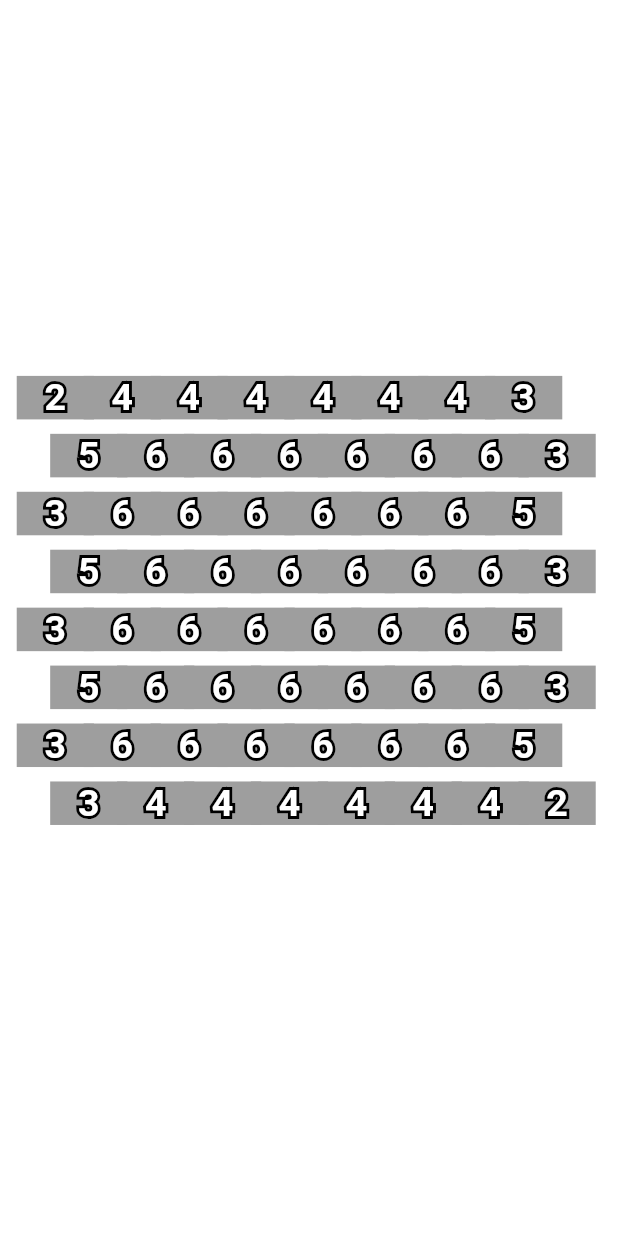
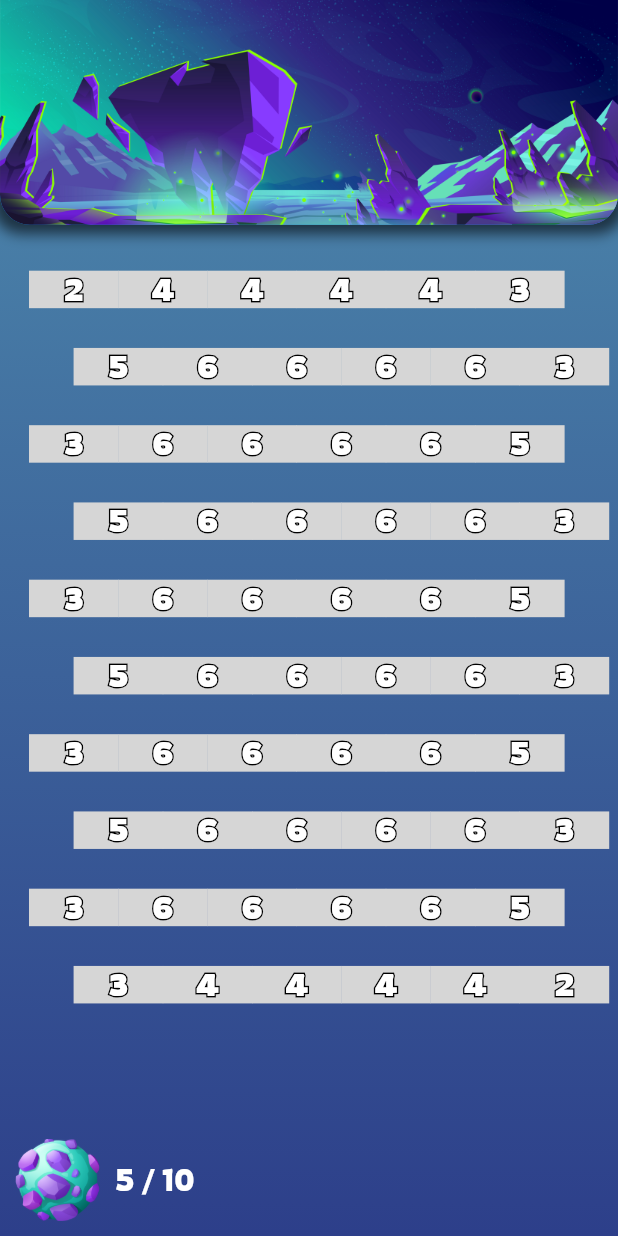
Before and after one commit to Sibrox/HexagonGlass, a Flutter app: the screen it shows after launch, after a tap on "Infinity", on a phone screen of 412 x 824 dp. Run offline on Flutter 3.47's test engine with Material 2 defaults, Android fonts, the phone set to English and light mode, and no system bars; missing offline and left inert: flutter_polygon.

Commit message:
Added sample for Level screen and some resources

```diff
--- a/lib/core/hexagon_core.dart
+++ b/lib/core/hexagon_core.dart
@@ -1,5 +1,6 @@
 import "dart:io";
 import 'dart:math';
+
 
 enum ButtonColor { color_1, color_2, noColor }
 
@@ -76,6 +77,7 @@ class HexagonGame {
       }
     }
   }
+
 
   bool checkRange(int i, int j) {
     return i >= 0 && j >= 0 && i < gameGrid.length && j < gameGrid[0].length;
--- a/lib/screens/home.dart
+++ b/lib/screens/home.dart
@@ -1,12 +1,13 @@
 import 'package:flutter/material.dart';
 import 'package:hexagon_glass/core/hexagon_core.dart';
+import 'package:hexagon_glass/screens/level.dart';
 import 'package:hexagon_glass/widgets/planet_list_view.dart';
 
 import '../widgets/hexagon_grid.dart';
 
 class HomePage extends StatelessWidget {
 
-  HexagonGame hexagonGrid = HexagonGame.create(8,8);
+
   @override
   Widget build(BuildContext context) {
     return Center(
@@ -22,7 +23,7 @@ class HomePage extends StatelessWidget {
               onTap:() {
                 Navigator.push(context,
                   MaterialPageRoute(builder: (context) =>
-                     Grid(gameGrid: hexagonGrid)
+                    Level()
                   )
                 );
               },
--- a/lib/screens/level.dart
+++ b/lib/screens/level.dart
@@ -1,12 +1,76 @@
 import 'package:flutter/material.dart';
 
+import '../core/hexagon_core.dart';
+import '../widgets/hexagon_grid.dart';
+
 class Level extends StatelessWidget {
-  const Level({Key? key}) : super(key: key);
+  Level({Key? key}) : super(key: key);
 
+  HexagonGame hexagonGrid = HexagonGame.create(6,10);
+  var level = "PRova";
+  // 070A4D
+  // 4690C1
   @override
   Widget build(BuildContext context) {
     return Container(
-      child: Container(),
+      decoration: const BoxDecoration(
+          gradient: LinearGradient(
+            begin: Alignment.topCenter,
+            end: Alignment.bottomCenter,
+            colors: [
+              Color(0xFF4E8CAD),
+              Color(0xFF2D3F8A),
+            ],
+          )
+      ),
+      child:       Column(
+        children: [
+          Flexible(
+              flex: 2,
+              child:
+              Container(
+                decoration: BoxDecoration(
+                  color: Colors.blue,
+                  borderRadius: BorderRadius.only(bottomLeft: Radius.circular(20), bottomRight: Radius.circular(20),),
+                  image: const DecorationImage(
+                      image: AssetImage("images/dino_background.jpg"),
+                      fit: BoxFit.cover
+                  ),
+                  boxShadow: [
+                    BoxShadow(
+                      color: Colors.black87.withOpacity(0.6),
+                      spreadRadius: 5,
+                      blurRadius: 7,
+                      offset: Offset(0, 1), // changes position of shadow
+                    ),
+                  ],
+                ),
+              )
+          ),
+          Flexible(
+              flex: 8,
+              child: Grid(gameGrid: hexagonGrid)
+          ),
+          Flexible(
+            flex: 1,
+              child: Center(
+                child: Row(
+                  children: [
+                    Padding(
+                      padding: EdgeInsets.all(10),
+                      child:  Image.asset(
+                        ("images/dino_planet.png"),
+                        fit: BoxFit.contain,
+
+                      ),
+                    ),
+                    const DefaultTextStyle( style: TextStyle(fontSize: 20, fontFamily: 'Rowdies', color: Colors.white),child: Text( "5 / 10"))
+                  ],
+                ),
+              )
+          )
+        ],
+      )
     );
   }
 }
--- a/lib/widgets/hexagon_button.dart
+++ b/lib/widgets/hexagon_button.dart
@@ -46,7 +46,8 @@ class _HexagonButtonState extends State<HexagonButton>
   void initState() {
     super.initState();
     _controller.forward();
-    hexagonWidthAnimated = hexagonWidthFixed = widget.width;
+    hexagonWidthAnimated = widget.width *0.87;
+    hexagonWidthFixed = widget.width;
   }
 
   @override
@@ -54,14 +55,14 @@ class _HexagonButtonState extends State<HexagonButton>
     return GestureDetector(
       onTapUp: (tapDetails) {
         setState(() {
-          hexagonWidthAnimated *= 1.2;
+          hexagonWidthAnimated *= 1.1;
           textScale = 15;
         });
         widget.changeColor();
       },
       onTapDown: (tapDetails) {
         setState(() {
-          hexagonWidthAnimated /= 1.2;
+          hexagonWidthAnimated /= 1.1;
           textScale = 10;
         });
       },
@@ -80,27 +81,32 @@ class _HexagonButtonState extends State<HexagonButton>
                 sides: 6,
                 borderRadius: 0,
                 rotate: 60,
+                boxShadows: [
+                  PolygonBoxShadow(color: Colors.black, elevation: widget.block.isVisible ? 10.0 : 0)
+                ],
                 child: Container(
+                  decoration: BoxDecoration(
                     color:
                     widget.block.color != ButtonColor.color_1 ?
                     widget.block.color != ButtonColor.color_2 ?
                     !widget.block.isVisible ?
-                    Colors.transparent : Colors.grey : Colors.red : Colors.blue,
+                    Colors.transparent : Color(0xFFD6D6D6): Color(0xFF2CE295): Color(0xFFA66DDE),
+                  ),
                   child: Center(
                     child: AnimatedDefaultTextStyle(
                         duration: const Duration(milliseconds: 200),
-                      style: TextStyle(fontSize: textScale),
+                        style: TextStyle(fontSize: textScale, fontFamily: 'Rowdies'),
                         child: Stack(
                           children: [
                             // The text border
                             Text(
                               widget.block.isVisible ? '${widget.block.value}' : "",
                               style: TextStyle(
-                              fontSize: 25,
+                                fontSize: 20,
                                 fontWeight: FontWeight.bold,
                                 foreground: Paint()
                                   ..style = PaintingStyle.stroke
-                                ..strokeWidth = 4
+                                  ..strokeWidth = 2
                                   ..color = Colors.black,
                               ),
                             ),
@@ -108,7 +114,7 @@ class _HexagonButtonState extends State<HexagonButton>
                             Text(
                               widget.block.isVisible? '${widget.block.value}' : "",
                               style: const TextStyle(
-                              fontSize: 25,
+                                fontSize: 20,
                                 fontWeight: FontWeight.bold,
                                 color: Colors.white,
                               ),
--- a/pubspec.yaml
+++ b/pubspec.yaml
@@ -61,6 +61,7 @@ flutter:
   # To add assets to your application, add an assets section, like this:
   assets:
     - images/
+    - resources/
 
   # An image asset can refer to one or more resolution-specific "variants", see
   # https://flutter.dev/assets-and-images/#resolution-aware.
--- /dev/null
+++ b/resources/level_1.txt
@@ -0,0 +1,4 @@
+0 1 0 0
+1 0 - 1
+- 1 0 1
+0 0 - -
```
Also changed, not shown: lib/main.dart (+33 -0 lines), images/dino_background.jpg (added), images/refresh_icon.png (added), lib/widgets/hexagon_grid.dart (line endings or trailing spaces). Lines whose indentation alone changed are shown as unchanged.
